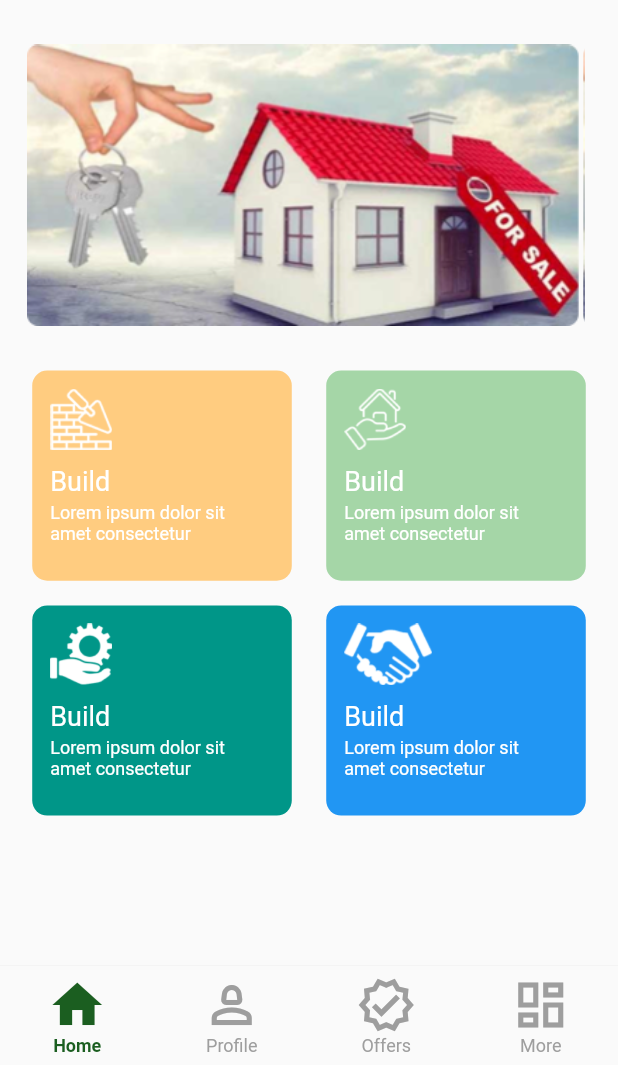
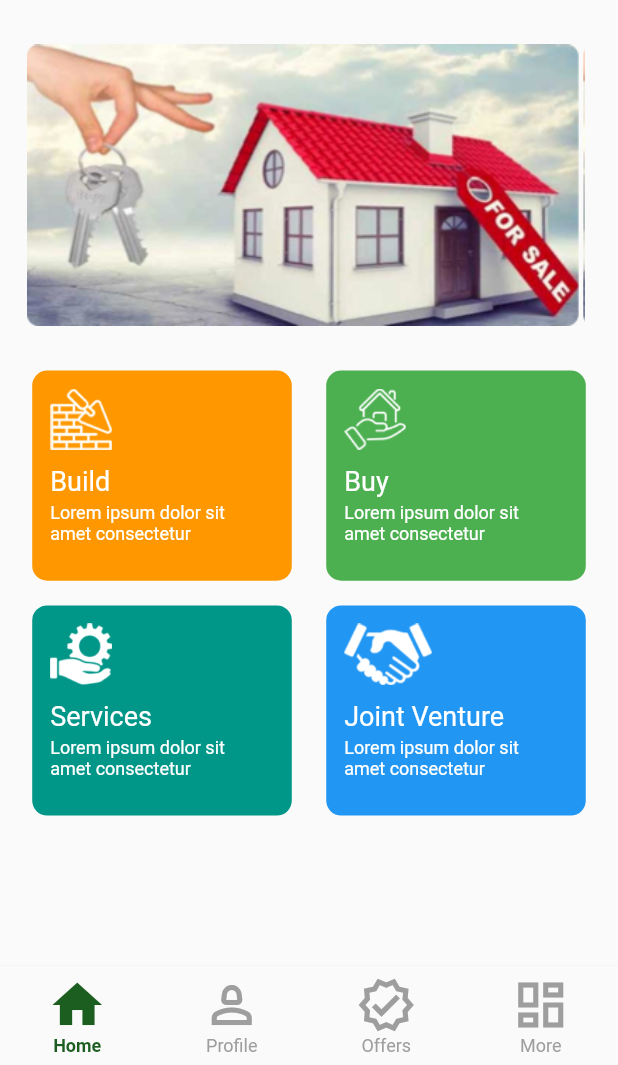
Before and after one commit to samarth-shah/koolmind-app, a Flutter app: the HomeScreen screen opened directly, on a phone screen of 412 x 824 dp, the part 171-1236 px from its top. Run offline on Flutter 3.47's test engine with Material 2 defaults, Android fonts, the light colour scheme and no system bars; our stand-ins replace get.

Commit message:
Update HomeScreen

```diff
--- a/lib/view/home-screen.dart
+++ b/lib/view/home-screen.dart
@@ -79,11 +79,11 @@ class HomeScreen extends StatelessWidget {
                 ],
               ),
               cView(),
-              homeScreenBox(context, controller, Colors.green.shade200,
-                  Colors.orange.shade200, "hand_home", "brick_wall"),
+              homeScreenBox(context, controller, Colors.green, Colors.orange,
+                  "hand_home", "brick_wall", "Build", "Buy"),
               SizedBox(height: controller.medSpace),
               homeScreenBox(context, controller, Colors.blue, Colors.teal,
-                  "handshake", "settings"),
+                  "handshake", "settings", "Services", "Joint Venture"),
             ],
           ),
         ),
@@ -93,7 +93,7 @@ class HomeScreen extends StatelessWidget {
 }
 
 Widget homeScreenBox(BuildContext context, controller, Color rBoxColor,
-    Color lBoxColor, String rImag, String lImag) {
+    Color lBoxColor, String rImag, String lImag, text1, text2) {
   return Row(
     mainAxisAlignment: MainAxisAlignment.spaceEvenly,
     children: [
@@ -116,11 +116,11 @@ Widget homeScreenBox(BuildContext context, controller, Color rBoxColor,
                 fit: BoxFit.fitHeight,
               ),
             ),
-            const Padding(
-              padding: EdgeInsets.only(top: 10),
+            Padding(
+              padding: const EdgeInsets.only(top: 10),
               child: Text(
-                "Build",
-                style: TextStyle(
+                text1,
+                style: const TextStyle(
                   fontSize: 18,
                   color: Colors.white,
                 ),
@@ -162,11 +162,11 @@ Widget homeScreenBox(BuildContext context, controller, Color rBoxColor,
                 fit: BoxFit.fitHeight,
               ),
             ),
-            const Padding(
-              padding: EdgeInsets.only(top: 10),
+            Padding(
+              padding: const EdgeInsets.only(top: 10),
               child: Text(
-                "Build",
-                style: TextStyle(
+                text2,
+                style: const TextStyle(
                   fontSize: 18,
                   color: Colors.white,
                 ),
```
